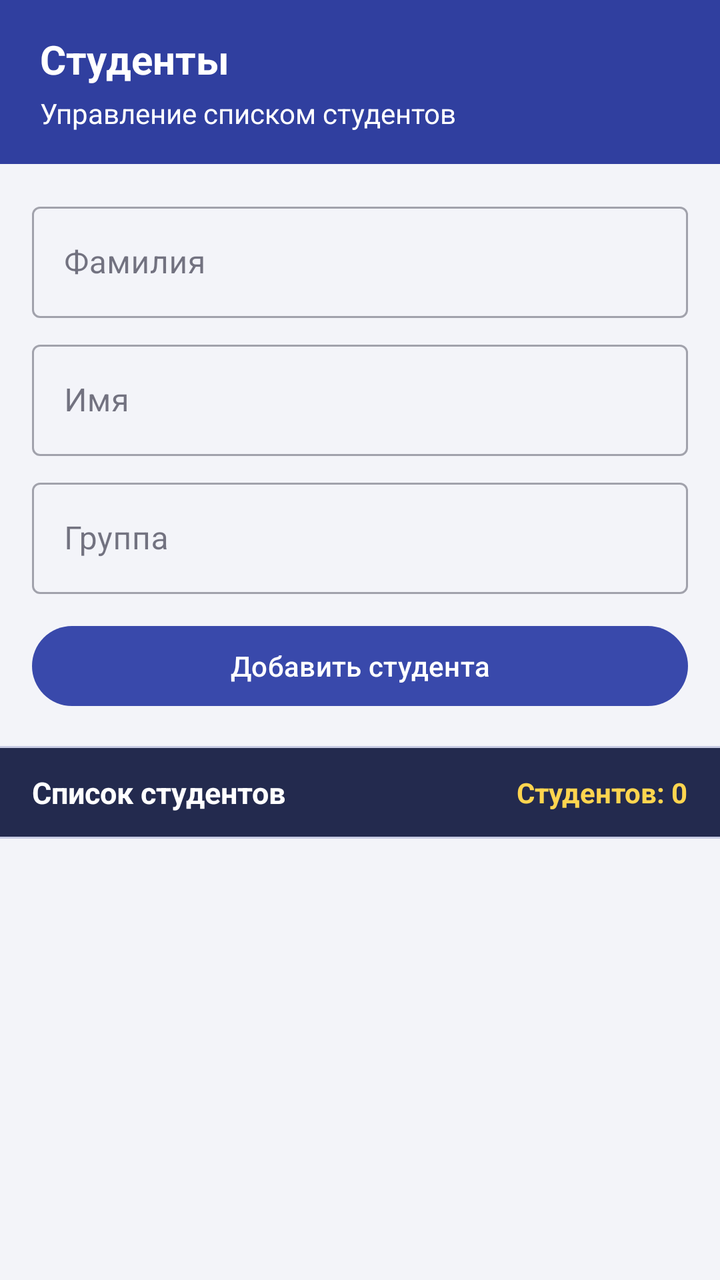
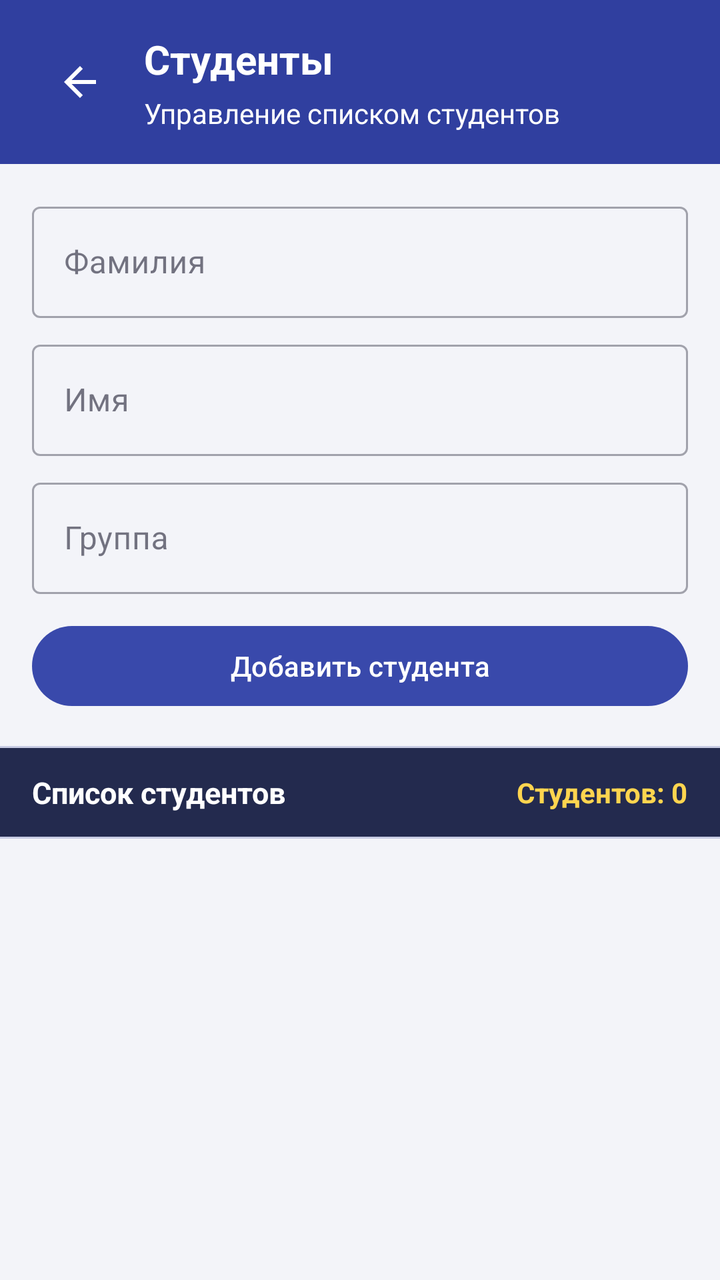

Before-and-after screenshots of an Android layout around one commit, followed by the original layout XML and the change that was made.
<!-- AndroidManifest.xml: application theme Theme.AttendanceControl -->
<!-- res/layout/activity_students.xml -->
<?xml version="1.0" encoding="utf-8"?>
<LinearLayout xmlns:android="http://schemas.android.com/apk/res/android"
    android:id="@+id/studentsRoot"
    android:layout_width="match_parent"
    android:layout_height="match_parent"
    android:orientation="vertical"
    android:background="?android:attr/colorBackground">

    
    <LinearLayout
        android:id="@+id/headerLayout"
        android:layout_width="match_parent"
        android:layout_height="wrap_content"
        android:orientation="vertical"
        android:background="@color/header_bg"
        android:paddingLeft="20dp"
        android:paddingRight="20dp"
        android:paddingTop="16dp"
        android:paddingBottom="16dp">

        <TextView
            android:layout_width="wrap_content"
            android:layout_height="wrap_content"
            android:text="Студенты"
            android:textSize="20sp"
            android:textStyle="bold"
            android:textColor="@color/header_title" />

        <TextView
            android:layout_width="wrap_content"
            android:layout_height="wrap_content"
            android:text="Управление списком студентов"
            android:textSize="14sp"
            android:textColor="@color/header_subtitle"
            android:layout_marginTop="4dp" />
    </LinearLayout>

    
    <LinearLayout
        android:layout_width="match_parent"
        android:layout_height="wrap_content"
        android:orientation="vertical"
        android:padding="16dp">

        <com.google.android.material.textfield.TextInputLayout
            style="@style/Widget.MaterialComponents.TextInputLayout.OutlinedBox"
            android:layout_width="match_parent"
            android:layout_height="wrap_content"
            android:hint="Фамилия"
            android:layout_marginBottom="8dp">

            <com.google.android.material.textfield.TextInputEditText
                android:id="@+id/etLastName"
                android:layout_width="match_parent"
                android:layout_height="wrap_content"
                android:inputType="textPersonName|textCapWords" />
        </com.google.android.material.textfield.TextInputLayout>

        <com.google.android.material.textfield.TextInputLayout
            style="@style/Widget.MaterialComponents.TextInputLayout.OutlinedBox"
            android:layout_width="match_parent"
            android:layout_height="wrap_content"
            android:hint="Имя"
            android:layout_marginBottom="8dp">

            <com.google.android.material.textfield.TextInputEditText
                android:id="@+id/etFirstName"
                android:layout_width="match_parent"
                android:layout_height="wrap_content"
                android:inputType="textPersonName|textCapWords" />
        </com.google.android.material.textfield.TextInputLayout>

        <com.google.android.material.textfield.TextInputLayout
            style="@style/Widget.MaterialComponents.TextInputLayout.OutlinedBox"
            android:layout_width="match_parent"
            android:layout_height="wrap_content"
            android:hint="Группа"
            android:layout_marginBottom="12dp">

            <com.google.android.material.textfield.TextInputEditText
                android:id="@+id/etGroup"
                android:layout_width="match_parent"
                android:layout_height="wrap_content"
                android:inputType="text" />
        </com.google.android.material.textfield.TextInputLayout>

        <Button
            android:id="@+id/btnAddStudent"
            style="@style/Widget.App.Button.Primary"
            android:layout_width="match_parent"
            android:layout_height="wrap_content"
            android:text="Добавить студента" />
    </LinearLayout>

    <View
        android:layout_width="match_parent"
        android:layout_height="1dp"
        android:background="@color/divider" />

    
    <LinearLayout
        android:layout_width="match_parent"
        android:layout_height="wrap_content"
        android:orientation="horizontal"
        android:gravity="center_vertical"
        android:paddingHorizontal="16dp"
        android:paddingVertical="12dp"
        android:background="@color/counter_bar_bg">

        <TextView
            android:layout_width="0dp"
            android:layout_height="wrap_content"
            android:layout_weight="1"
            android:text="Список студентов"
            android:textSize="15sp"
            android:textStyle="bold"
            android:textColor="@color/counter_bar_title" />

        <TextView
            android:id="@+id/tvStudentsCount"
            android:layout_width="wrap_content"
            android:layout_height="wrap_content"
            android:text="Студентов: 0"
            android:textSize="14sp"
            android:textStyle="bold"
            android:textColor="@color/counter_bar_count" />
    </LinearLayout>

    <View
        android:layout_width="match_parent"
        android:layout_height="1dp"
        android:background="@color/divider" />

    <androidx.recyclerview.widget.RecyclerView
        android:id="@+id/rvStudents"
        android:layout_width="match_parent"
        android:layout_height="0dp"
        android:layout_weight="1"
        android:clipToPadding="false"
        android:paddingTop="8dp"
        android:paddingBottom="8dp" />

</LinearLayout>
<!-- resources referenced by this layout -->
<resources>
  <color name="counter_bar_bg">#232A4E</color>
  <color name="counter_bar_count">#FFD54F</color>
  <color name="counter_bar_title">#FFFFFF</color>
  <color name="divider">#C7CBE3</color>
  <color name="header_bg">#303F9F</color>
  <color name="header_subtitle">#FFFFFF</color>
  <color name="header_title">#FFFFFF</color>
  <style name="Widget.App.Button.Primary" parent="Widget.Material3.Button">
          <item name="backgroundTint">@color/indigo_500</item>
          <item name="android:textColor">@color/on_primary</item>
      </style>
  <style name="Theme.AttendanceControl" parent="Base.Theme.AttendanceControl" />
  <color name="indigo_500">#3949AB</color>
  <color name="on_primary">#FFFFFF</color>
  <style name="Base.Theme.AttendanceControl" parent="Theme.Material3.Light.NoActionBar">
          
          <item name="colorPrimary">@color/indigo_500</item>
          <item name="colorPrimaryDark">@color/indigo_900</item>
          <item name="colorPrimaryContainer">@color/indigo_100</item>
          <item name="colorOnPrimary">@color/on_primary</item>
          <item name="colorOnPrimaryContainer">@color/indigo_900</item>
  
          
          <item name="colorSecondary">@color/amber_600</item>
          <item name="colorSecondaryContainer">@color/amber_200</item>
          <item name="colorOnSecondary">@color/on_background</item>
  
          
          <item name="android:colorBackground">@color/background</item>
          <item name="colorSurface">@color/surface</item>
          <item name="colorSurfaceVariant">@color/surface_variant</item>
          <item name="colorOnBackground">@color/on_background</item>
          <item name="colorOnSurface">@color/on_surface</item>
  
          
          <item name="android:statusBarColor">@android:color/transparent</item>
          <item name="android:windowTranslucentStatus">false</item>
          <item name="android:windowLightStatusBar">false</item>
  
          
          <item name="colorError">@color/error</item>
      </style>
  <color name="indigo_900">#1A237E</color>
  <color name="indigo_100">#C5CAE9</color>
  <color name="amber_600">#FFB300</color>
  <color name="amber_200">#FFE082</color>
  <color name="on_background">#1C1B2E</color>
  <color name="background">#F3F4F9</color>
  <color name="surface">#FFFFFF</color>
  <color name="surface_variant">#ECEEF8</color>
  <color name="on_surface">#1C1B2E</color>
  <color name="error">#B00020</color>
</resources>

<!-- the commit's change to res/layout/activity_students.xml (unified diff, before → after) -->
@@ -1,5 +1,6 @@
 <?xml version="1.0" encoding="utf-8"?>
 <LinearLayout xmlns:android="http://schemas.android.com/apk/res/android"
+    xmlns:app="http://schemas.android.com/apk/res-auto"
     android:id="@+id/studentsRoot"
     android:layout_width="match_parent"
     android:layout_height="match_parent"
@@ -11,28 +12,46 @@
         android:id="@+id/headerLayout"
         android:layout_width="match_parent"
         android:layout_height="wrap_content"
-        android:orientation="vertical"
+        android:orientation="horizontal"
+        android:gravity="center_vertical"
         android:background="@color/header_bg"
         android:paddingLeft="20dp"
         android:paddingRight="20dp"
         android:paddingTop="16dp"
         android:paddingBottom="16dp">
 
-        <TextView
-            android:layout_width="wrap_content"
+        <ImageButton
+            android:id="@+id/btnBack"
+            android:layout_width="40dp"
+            android:layout_height="40dp"
+            android:layout_marginEnd="12dp"
+            android:background="?attr/selectableItemBackgroundBorderless"
+            android:contentDescription="Назад"
+            android:src="@drawable/ic_arrow_back"
+            app:tint="@color/header_title" />
+
+        <LinearLayout
+            android:layout_width="0dp"
             android:layout_height="wrap_content"
-            android:text="Студенты"
-            android:textSize="20sp"
-            android:textStyle="bold"
-            android:textColor="@color/header_title" />
+            android:layout_weight="1"
+            android:orientation="vertical">
 
-        <TextView
-            android:layout_width="wrap_content"
-            android:layout_height="wrap_content"
-            android:text="Управление списком студентов"
-            android:textSize="14sp"
-            android:textColor="@color/header_subtitle"
-            android:layout_marginTop="4dp" />
+            <TextView
+                android:layout_width="wrap_content"
+                android:layout_height="wrap_content"
+                android:text="Студенты"
+                android:textSize="20sp"
+                android:textStyle="bold"
+                android:textColor="@color/header_title" />
+
+            <TextView
+                android:layout_width="wrap_content"
+                android:layout_height="wrap_content"
+                android:text="Управление списком студентов"
+                android:textSize="14sp"
+                android:textColor="@color/header_subtitle"
+                android:layout_marginTop="4dp" />
+        </LinearLayout>
     </LinearLayout>
 
     
<!-- resource entries referenced after the edit -->
@@ -7,6 +7,17 @@
   <color name="header_bg">#303F9F</color>
   <color name="header_subtitle">#FFFFFF</color>
   <color name="header_title">#FFFFFF</color>
+  <!-- drawable ic_arrow_back (drawable) -->
+  <?xml version="1.0" encoding="utf-8"?>
+  <vector xmlns:android="http://schemas.android.com/apk/res/android"
+      android:width="24dp"
+      android:height="24dp"
+      android:viewportWidth="24"
+      android:viewportHeight="24">
+      <path
+          android:fillColor="#FFFFFFFF"
+          android:pathData="M20,11H7.83l5.59,-5.59L12,4l-8,8 8,8 1.41,-1.41L7.83,13H20v-2z"/>
+  </vector>
   <style name="Widget.App.Button.Primary" parent="Widget.Material3.Button">
           <item name="backgroundTint">@color/indigo_500</item>
           <item name="android:textColor">@color/on_primary</item>
